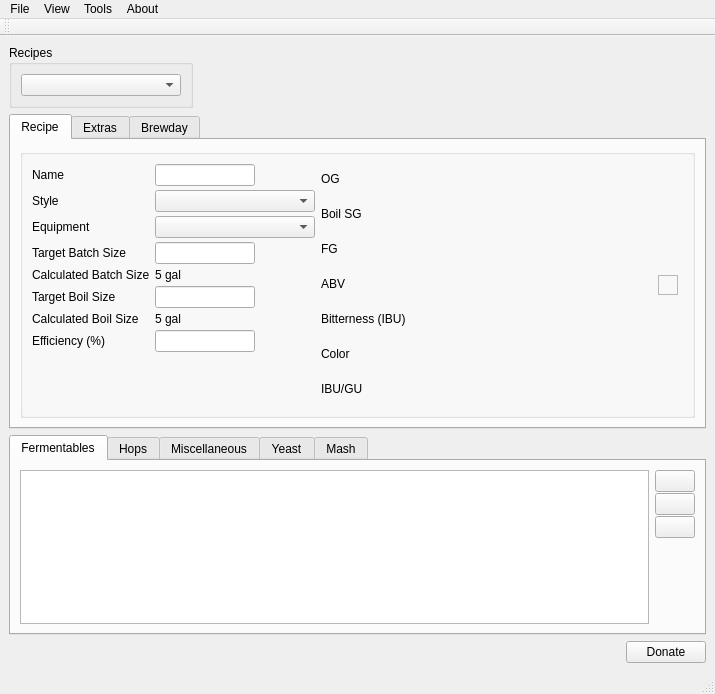
Above: ui/mainWindow.ui from Brewtarget/brewtarget before the change. Below: the same form after it.
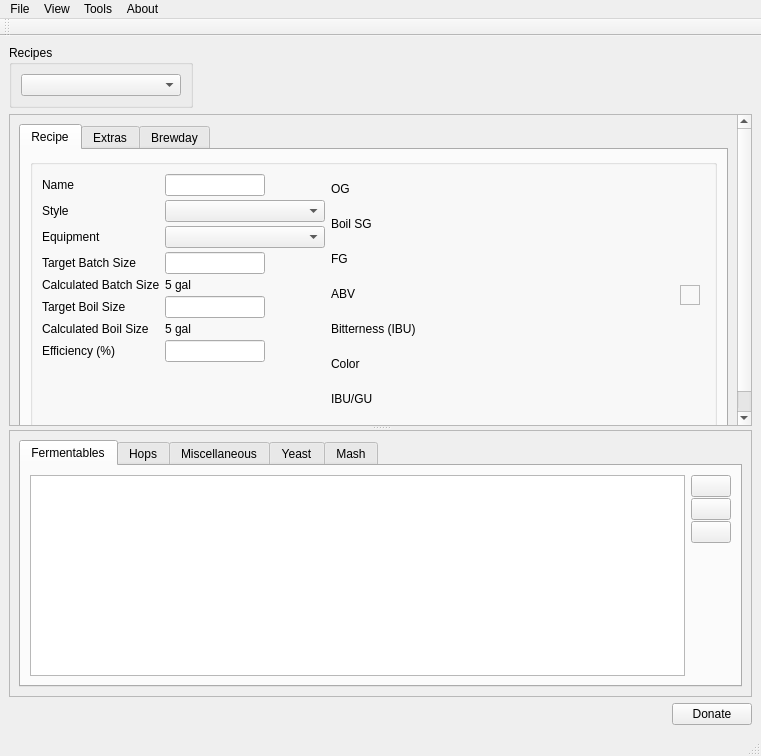
That is the form after the change. Icons and pictures are not drawn. Custom widgets are drawn as their Qt base class.

Diff of the .ui file:
```diff
--- a/ui/mainWindow.ui
+++ b/ui/mainWindow.ui
@@ -6,8 +6,8 @@
    <rect>
     <x>0</x>
     <y>0</y>
-    <width>715</width>
-    <height>668</height>
+    <width>761</width>
+    <height>756</height>
    </rect>
   </property>
   <property name="sizePolicy">
@@ -30,7 +30,7 @@
     <normaloff>:/images/brewtarget_icon.svg</normaloff>:/images/brewtarget_icon.svg</iconset>
   </property>
   <widget class="QWidget" name="centralwidget">
-   <layout class="QVBoxLayout" name="verticalLayout_8">
+   <layout class="QVBoxLayout" name="verticalLayout_12">
     <item>
      <layout class="QHBoxLayout" name="horizontalLayout_14">
       <item>
@@ -96,6 +96,28 @@
      </layout>
     </item>
     <item>
+     <widget class="QSplitter" name="splitter">
+      <property name="lineWidth">
+       <number>1</number>
+      </property>
+      <property name="orientation">
+       <enum>Qt::Vertical</enum>
+      </property>
+      <widget class="QScrollArea" name="scrollArea_2">
+       <property name="widgetResizable">
+        <bool>true</bool>
+       </property>
+       <widget class="QWidget" name="scrollAreaWidgetContents_2">
+        <property name="geometry">
+         <rect>
+          <x>0</x>
+          <y>0</y>
+          <width>747</width>
+          <height>319</height>
+         </rect>
+        </property>
+        <layout class="QVBoxLayout" name="verticalLayout_11">
+         <item>
      <widget class="QTabWidget" name="tabWidget_recipeView">
       <property name="currentIndex">
        <number>0</number>
@@ -1016,6 +1038,23 @@
       </widget>
      </widget>
     </item>
+        </layout>
+       </widget>
+      </widget>
+      <widget class="QScrollArea" name="scrollArea">
+       <property name="widgetResizable">
+        <bool>true</bool>
+       </property>
+       <widget class="QWidget" name="scrollAreaWidgetContents">
+        <property name="geometry">
+         <rect>
+          <x>0</x>
+          <y>0</y>
+          <width>747</width>
+          <height>263</height>
+         </rect>
+        </property>
+        <layout class="QVBoxLayout" name="verticalLayout_8">
     <item>
      <widget class="QTabWidget" name="tabWidget">
       <property name="sizePolicy">
@@ -1527,6 +1566,11 @@
       </widget>
      </widget>
     </item>
+        </layout>
+       </widget>
+      </widget>
+     </widget>
+    </item>
     <item>
      <layout class="QHBoxLayout" name="horizontalLayout_3">
       <property name="topMargin">
@@ -1571,7 +1615,7 @@
     <rect>
      <x>0</x>
      <y>0</y>
-     <width>715</width>
+     <width>761</width>
      <height>20</height>
     </rect>
    </property>
```
Left out of the diff: 6 changed lines with no effect on the pictures. Lines whose indentation alone changed are shown as unchanged.
